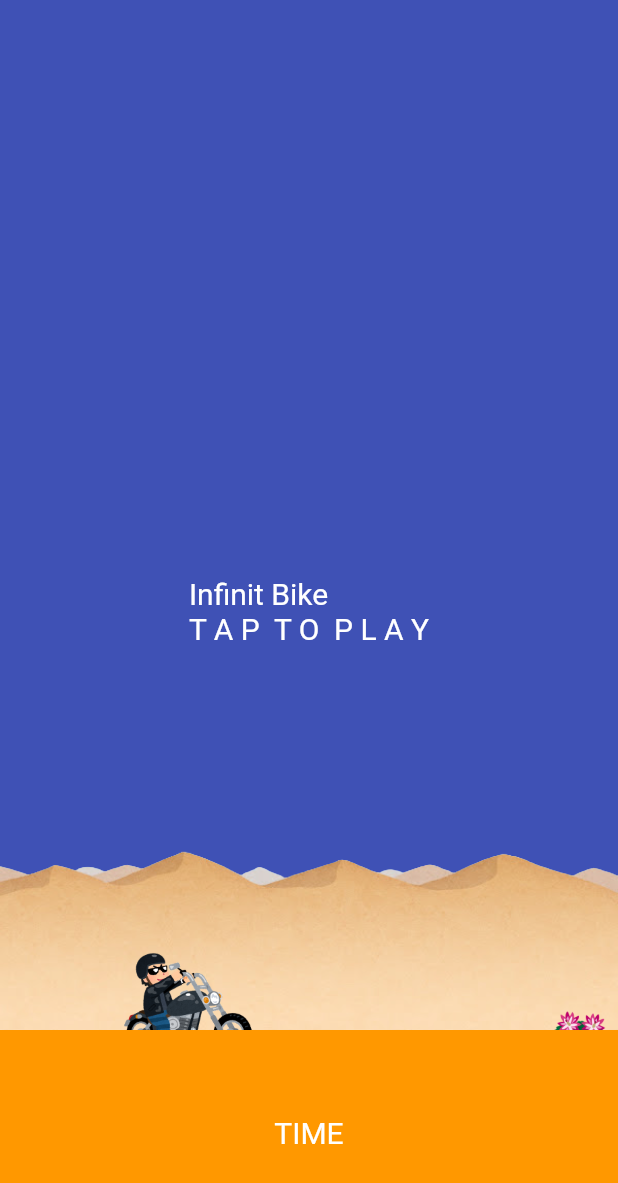
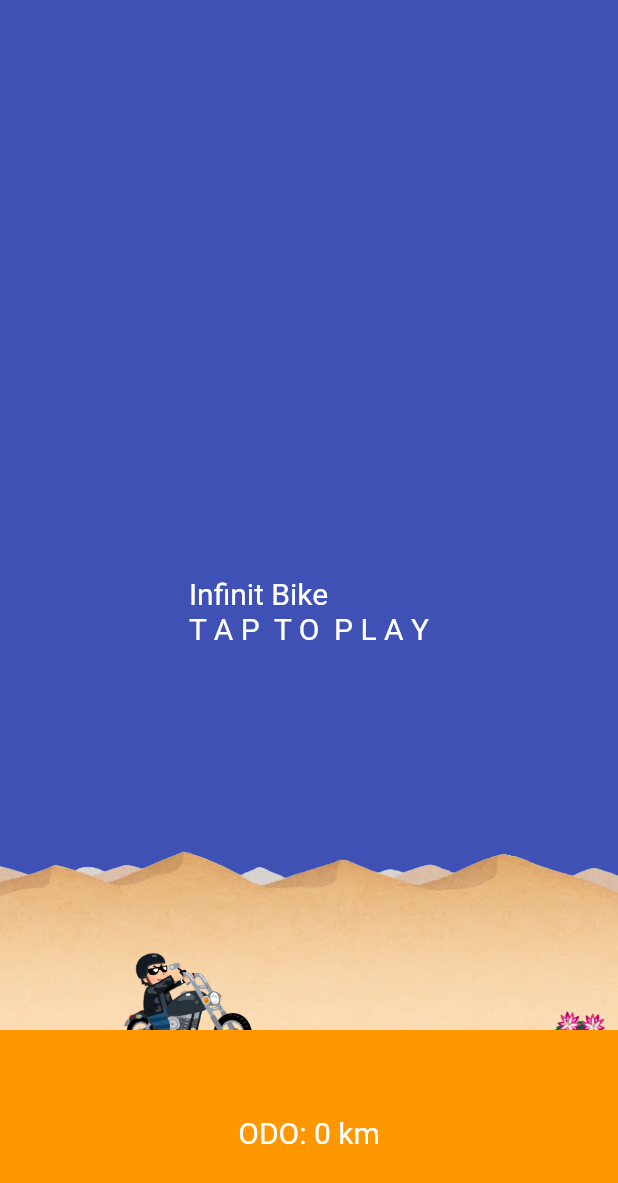
Before and after one commit to yuto90/runs_infinitely_bike, a Flutter app: the screen it shows after launch, on a phone screen of 412 x 824 dp. Shown: the top 1183 px of the screen. Run offline on Flutter 3.47's test engine with Material 2 defaults, Android fonts, the light colour scheme and no system bars.

Commit message:
ODOメーターを表示

```diff
--- a/runs_infinitely_bike/lib/mainpage.dart
+++ b/runs_infinitely_bike/lib/mainpage.dart
@@ -26,6 +26,9 @@ class _MainPage extends State<MainPage> {
 
   bool sindou = true;
 
+  int odo = 0;
+  int milli = 0;
+
   void move() {
     setState(() {
       //time = 0;
@@ -35,7 +38,7 @@ class _MainPage extends State<MainPage> {
 
   void startGame() {
     gameHasStarted = true;
-    Timer.periodic(Duration(milliseconds: 100), (timer) {
+    Timer.periodic(Duration(milliseconds: 50), (timer) {
       if (sindou) {
         setState(() {
           bikeYaxis = initialHeight + 0.005;
@@ -75,7 +78,15 @@ class _MainPage extends State<MainPage> {
         if (sabotenFlowerOneX < -2) {
           sabotenFlowerOneX += 4;
         } else {
-          sabotenFlowerOneX -= 0.03;
+          sabotenFlowerOneX -= 0.01;
+        }
+      });
+
+      // odoメーター（1秒+=1km)
+      setState(() {
+        milli += 50;
+        if (milli % 1000 == 0) {
+          odo += 1;
         }
       });
     });
@@ -144,7 +155,7 @@ class _MainPage extends State<MainPage> {
                       mainAxisAlignment: MainAxisAlignment.center,
                       children: [
                         Text(
-                          'TIME',
+                          'ODO: $odo km',
                           style: TextStyle(color: Colors.white, fontSize: 20),
                         ),
                       ],
```
